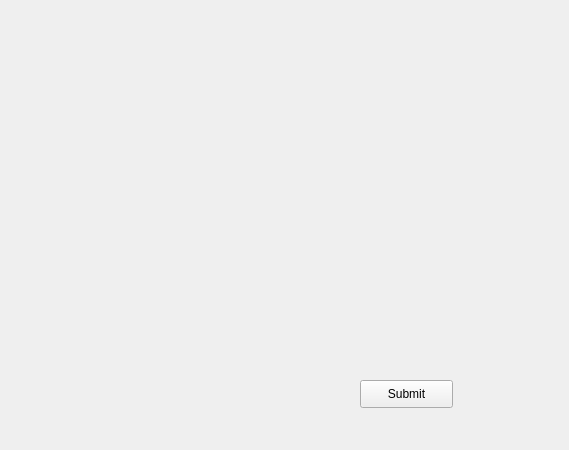
devforgely/MFA-Simulator, file src/views/authenticate_views/security_question_view.ui: the form before one commit.
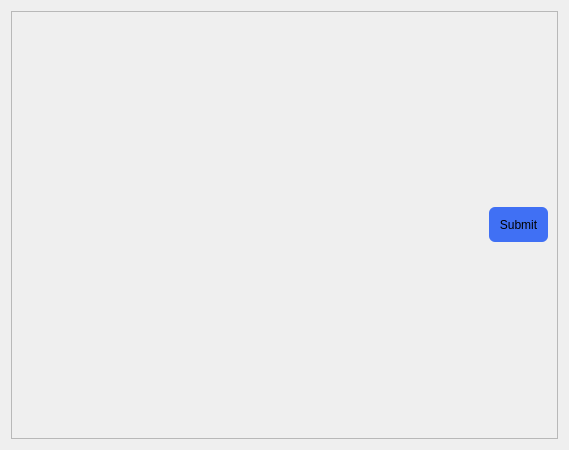
The form after the commit.

Patch:
```diff
--- a/src/views/authenticate_views/security_question_view.ui
+++ b/src/views/authenticate_views/security_question_view.ui
@@ -16,34 +16,83 @@
   <property name="styleSheet">
    <string notr="true"/>
   </property>
-  <widget class="QPushButton" name="submit_btn">
-   <property name="geometry">
-    <rect>
-     <x>360</x>
-     <y>380</y>
-     <width>93</width>
-     <height>28</height>
-    </rect>
-   </property>
-   <property name="text">
-    <string>Submit</string>
-   </property>
-  </widget>
-  <widget class="QWidget" name="gridLayoutWidget">
-   <property name="geometry">
-    <rect>
-     <x>20</x>
-     <y>10</y>
-     <width>481</width>
-     <height>361</height>
-    </rect>
-   </property>
-   <layout class="QGridLayout" name="question_view">
-    <property name="sizeConstraint">
-     <enum>QLayout::SetDefaultConstraint</enum>
-    </property>
-   </layout>
-  </widget>
+  <layout class="QHBoxLayout" name="horizontalLayout_2">
+   <item>
+    <widget class="QFrame" name="left_frame">
+     <property name="maximumSize">
+      <size>
+       <width>550</width>
+       <height>16777215</height>
+      </size>
+     </property>
+     <property name="styleSheet">
+      <string notr="true">QPushButton {
+	border-radius: 6px;
+	border: none;
+	padding: 5px 10px;
+}
+
+#submit_btn {
+	background-color: #4070f4;
+}</string>
+     </property>
+     <property name="frameShape">
+      <enum>QFrame::StyledPanel</enum>
+     </property>
+     <property name="frameShadow">
+      <enum>QFrame::Raised</enum>
+     </property>
+     <layout class="QVBoxLayout" name="verticalLayout_2">
+      <item>
+       <layout class="QGridLayout" name="question_view">
+        <property name="sizeConstraint">
+         <enum>QLayout::SetDefaultConstraint</enum>
+        </property>
+       </layout>
+      </item>
+      <item>
+       <layout class="QHBoxLayout" name="horizontalLayout">
+        <item>
+         <spacer name="horizontalSpacer">
+          <property name="orientation">
+           <enum>Qt::Horizontal</enum>
+          </property>
+          <property name="sizeHint" stdset="0">
+           <size>
+            <width>40</width>
+            <height>20</height>
+           </size>
+          </property>
+         </spacer>
+        </item>
+        <item>
+         <widget class="QPushButton" name="submit_btn">
+          <property name="minimumSize">
+           <size>
+            <width>0</width>
+            <height>35</height>
+           </size>
+          </property>
+          <property name="maximumSize">
+           <size>
+            <width>150</width>
+            <height>16777215</height>
+           </size>
+          </property>
+          <property name="cursor">
+           <cursorShape>PointingHandCursor</cursorShape>
+          </property>
+          <property name="text">
+           <string>Submit</string>
+          </property>
+         </widget>
+        </item>
+       </layout>
+      </item>
+     </layout>
+    </widget>
+   </item>
+  </layout>
  </widget>
  <resources/>
  <connections/>
```
